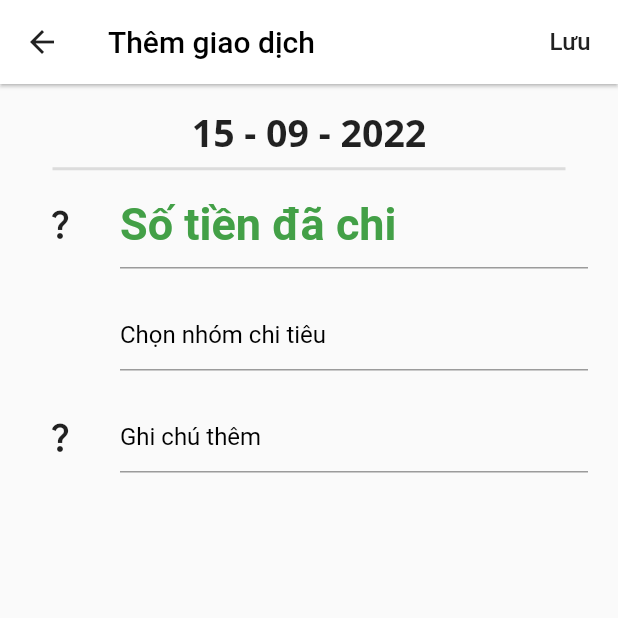
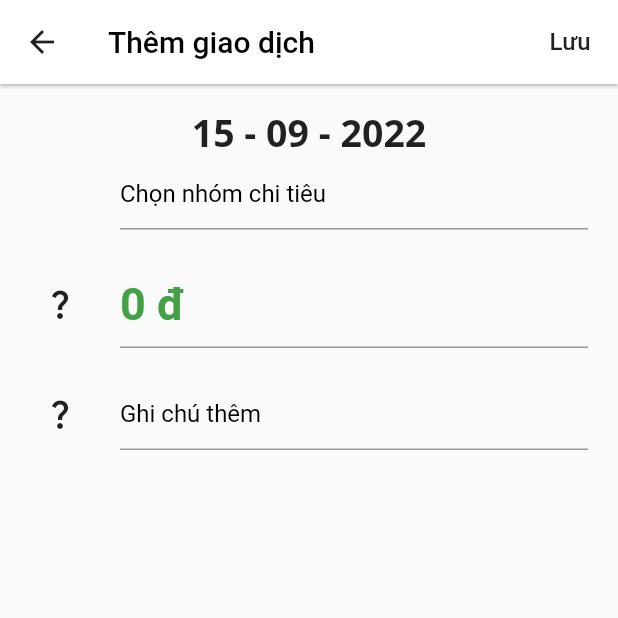
Before and after one commit to dvt-hung/spend_management, a Flutter app: the AddSpendingPage screen opened directly, on a phone screen of 412 x 824 dp, the top half of it. Run offline on Flutter 3.47's test engine with Material 2 defaults, Android fonts, the light colour scheme and no system bars; drawn by our look-alikes of cached_network_image; our stand-ins replace cloud_firestore, firebase_core, firebase_storage, flutter_spinkit, get, google_fonts and 2 more; accounts and stored records are empty; network calls fail.

Commit message:
switches branch

```diff
--- a/lib/main.dart
+++ b/lib/main.dart
@@ -1,12 +1,7 @@
 import 'package:firebase_core/firebase_core.dart';
 import 'package:flutter/material.dart';
 import 'package:get/get.dart';
-import 'package:spend_management/pages/add_spending/add_spending_page.dart';
-import 'package:spend_management/pages/dashbroad/dashbroad_page.dart';
-import 'package:spend_management/pages/home/home_page.dart';
 import 'package:spend_management/pages/splash/splash_page.dart';
-import 'package:spend_management/pages/types/types_page.dart';
-import 'package:spend_management/utils/app_colors.dart';
 
 import 'firebase_options.dart';
 
--- /dev/null
+++ b/lib/models/note_model.dart
@@ -0,0 +1,35 @@
+import 'package:spend_management/models/type_model.dart';
+
+class NoteModel {
+  String? idNote;
+  Map<String, dynamic>? type;
+  double? money;
+  DateTime? date;
+  String? note;
+
+  NoteModel({
+    this.idNote,
+    this.type,
+    this.money,
+    this.date,
+    this.note,
+  });
+
+  NoteModel.fromJon(dynamic json) {
+    idNote = json['idNote'] ?? '';
+    type = json['type'] ?? '';
+    money = json['money'] ?? '';
+    date = json['date'] ?? '';
+    note = json['note'] ?? '';
+  }
+
+  Map<String, dynamic> toJson() {
+    Map<String, dynamic> map = {};
+    map['idNote'] = idNote;
+    map['type'] = type;
+    map['money'] = money;
+    map['date'] = date;
+    map['note'] = note;
+    return map;
+  }
+}
--- a/lib/models/type_model.dart
+++ b/lib/models/type_model.dart
@@ -2,13 +2,15 @@ class TypeModel {
   String? idType;
   String? urlType;
   String? contentType;
+  String? groupType;
 
-  TypeModel({this.idType, this.urlType, this.contentType});
+  TypeModel({this.idType, this.urlType, this.contentType, this.groupType});
 
   TypeModel.fromJson(dynamic json) {
     idType = json['idType'] ?? '';
     urlType = json['urlType'] ?? '';
     contentType = json['contentType'] ?? '';
+    groupType = json['groupType'] ?? '';
   }
 
   Map<String, dynamic> toJson() {
@@ -16,6 +18,7 @@ class TypeModel {
     map['idType'] = idType;
     map['urlType'] = urlType;
     map['contentType'] = contentType;
+    map['groupType'] = groupType;
     return map;
   }
 }
--- a/lib/pages/add_spending/add_spending_page.dart
+++ b/lib/pages/add_spending/add_spending_page.dart
@@ -1,10 +1,16 @@
+import 'package:cloud_firestore/cloud_firestore.dart';
 import 'package:flutter/material.dart';
 import 'package:get/get.dart';
 import 'package:spend_management/components/input_component.dart';
+import 'package:spend_management/models/note_model.dart';
+import 'package:spend_management/models/type_model.dart';
 import 'package:spend_management/pages/add_spending/add_spending_controller.dart';
-import 'package:spend_management/pages/dashbroad/dashbroad_page.dart';
+import 'package:spend_management/pages/dashboard/dashbroad_page.dart';
+
 import 'package:spend_management/pages/types/types_page.dart';
+import 'package:spend_management/services/api_services.dart';
 import 'package:spend_management/utils/app_colors.dart';
+import 'package:spend_management/utils/app_dialogs.dart';
 import 'package:spend_management/utils/app_styles.dart';
 import 'package:spend_management/utils/app_urls.dart';
 import 'package:spend_management/utils/utils.dart';
@@ -16,6 +22,7 @@ class AddSpendingPage extends StatelessWidget {
       Get.put(AddSpendingController());
 
   TextEditingController moneyTextController = TextEditingController();
+  TextEditingController noteTextController = TextEditingController();
   @override
   Widget build(BuildContext context) {
     return Scaffold(
@@ -28,7 +35,7 @@ class AddSpendingPage extends StatelessWidget {
           backgroundColor: AppColors.whiteColor,
           leading: IconButton(
             onPressed: () {
-              Get.offAll(() => DashBroadPage());
+              Get.offAll(() => DashBoardPage());
             },
             icon: const Icon(
               Icons.arrow_back,
@@ -37,7 +44,11 @@ class AddSpendingPage extends StatelessWidget {
           ),
           actions: [
             TextButton(
-                onPressed: () {},
+                onPressed: () {
+                  double money = double.parse(moneyTextController.text);
+                  String note = noteTextController.text;
+                  addSpendingController.addNote(money, note);
+                },
                 child: const Text(
                   "Lưu",
                   style: TextStyle(
@@ -49,7 +60,10 @@ class AddSpendingPage extends StatelessWidget {
         ),
         body: Padding(
           padding: const EdgeInsets.symmetric(horizontal: 20.0, vertical: 15.0),
-          child: Column(
+          child: GetBuilder<AddSpendingController>(
+            id: 'updateType',
+            builder: (_) {
+              return Column(
                 children: [
                   Text(
                     Utils.getStringToDay(),
@@ -58,28 +72,33 @@ class AddSpendingPage extends StatelessWidget {
                       fontWeight: FontWeight.bold,
                     ),
                   ),
-              const Divider(
-                height: 15,
-                thickness: 2.0,
-                indent: 15.0,
-                endIndent: 15.0,
-              ),
-              Input_Component(
-                iconInput: AppUrls.urlIconMoney,
-                hinText: "Số tiền đã chi",
-                colorHintTextInput: AppColors.greenColor,
-                colorTextInput: AppColors.greenColor,
-                fontWeightHintTextInput: FontWeight.bold,
-                fontSizeTextInput: 30,
-                fontSizeHintTextInput: 30,
-                textInputType: TextInputType.number,
-              ),
+                  inputType(),
                   const SizedBox(
                     height: 20,
                   ),
-              GetBuilder<AddSpendingController>(
-                  id: 'updateType',
-                  builder: (_) {
+                  inputMoney(),
+                  const SizedBox(
+                    height: 20,
+                  ),
+                  inputNote(),
+                ],
+              );
+            },
+          ),
+        ));
+  }
+
+  Input_Component inputNote() {
+    return Input_Component(
+      controller: noteTextController,
+      iconInput: AppUrls.urlIconNote,
+      hinText: "Ghi chú thêm",
+      colorHintTextInput: Colors.black,
+      maxLine: 1,
+    );
+  }
+
+  Input_Component inputType() {
     return Input_Component(
       readOnly: true,
       hinText: addSpendingController.type.contentType == null
@@ -90,18 +109,20 @@ class AddSpendingPage extends StatelessWidget {
         Get.to(() => TypesPage());
       },
     );
-                  }),
-              const SizedBox(
-                height: 20,
-              ),
-              Input_Component(
-                iconInput: AppUrls.urlIconNote,
-                hinText: "Ghi chú thêm",
-                colorHintTextInput: Colors.black,
-                maxLine: 1,
-              ),
-            ],
-          ),
-        ));
+  }
+
+  Input_Component inputMoney() {
+    return Input_Component(
+      controller: moneyTextController,
+      iconInput: AppUrls.urlIconMoney,
+      hinText: "0 đ",
+      // Nếu là khoản thu thì text color = Green | chi tiêu thì text color = Red
+      colorHintTextInput: AppColors.greenColor,
+      colorTextInput: AppColors.greenColor,
+      fontWeightHintTextInput: FontWeight.bold,
+      fontSizeTextInput: 30,
+      fontSizeHintTextInput: 30,
+      textInputType: TextInputType.number,
+    );
   }
 }
--- a/lib/pages/dashbroad/dashbroad_controller.dart
+++ b/lib/pages/dashboard/dashbroad_controller.dart
@@ -1,6 +1,6 @@
 import 'package:get/get.dart';
 
-class DashBroadController extends GetxController {
+class DashBoardController extends GetxController {
   int currentPage = 0;
 
   void changePage(int index) {
--- a/lib/pages/splash/splash_page.dart
+++ b/lib/pages/splash/splash_page.dart
@@ -1,12 +1,14 @@
 import 'package:flutter/material.dart';
 import 'package:intl/intl.dart';
 import 'package:lottie/lottie.dart';
-import 'package:spend_management/pages/dashbroad/dashbroad_page.dart';
+
 import 'package:spend_management/pages/home/home_page.dart';
 import 'package:spend_management/utils/app_colors.dart';
 import 'package:get/get.dart';
 import 'package:flutter_spinkit/flutter_spinkit.dart';
 import 'package:spend_management/utils/utils.dart';
+
+import '../dashboard/dashbroad_page.dart';
 
 class SplashPage extends StatefulWidget {
   const SplashPage({Key? key}) : super(key: key);
@@ -22,7 +24,7 @@ class _SplashPageState extends State<SplashPage> {
     super.initState();
     Future.delayed(
       const Duration(seconds: 3),
-      () => Get.off(() => DashBroadPage()),
+      () => Get.off(() => DashBoardPage()),
     );
   }
 
--- a/lib/utils/app_dialogs.dart
+++ b/lib/utils/app_dialogs.dart
@@ -1,7 +1,13 @@
 import 'package:flutter/material.dart';
+import 'package:get/get.dart';
 import 'package:spend_management/utils/app_colors.dart';
 
 class AppDialogs {
+  static showSnackBar(String title, String message, SnackPosition position) {
+    Get.snackbar(title, message,
+        backgroundColor: AppColors.whiteColor, snackPosition: position);
+  }
+
   static AlertDialog alertDialogProgress = AlertDialog(
     backgroundColor: Colors.transparent,
     elevation: 0,
--- a/lib/utils/utils.dart
+++ b/lib/utils/utils.dart
@@ -2,8 +2,11 @@ import 'dart:io';
 
 import 'package:image_picker/image_picker.dart';
 import 'package:intl/intl.dart';
+import 'package:spend_management/models/type_model.dart';
 
 class Utils {
+  static double totalMoney = 0.0;
+
   static DateTime today = DateTime.now();
 
   static String getStringToDay() {
@@ -25,4 +28,7 @@ class Utils {
     final pick = await ImagePicker().pickImage(source: ImageSource.gallery);
     return File(pick!.path);
   }
+
+// <----- List spend or income ---->
+  static final groupType = ['Khoản thu', 'Chi tiêu'];
 }
```
Also changed, not shown: lib/components/group_type_component.dart (added, +41 -0 lines), lib/components/item_type_component.dart (+5 -5 lines), lib/pages/add_spending/add_spending_controller.dart (+31 -0 lines), lib/pages/dashboard/dashbroad_page.dart (renamed from lib/pages/dashbroad/dashbroad_page.dart, +7 -6 lines), lib/pages/home/home_controller.dart (+21 -0 lines), lib/pages/home/home_page.dart (+10 -3 lines), lib/pages/types/type_controller.dart (+59 -15 lines), lib/pages/types/types_page.dart (+27 -14 lines), lib/services/api_services.dart (+43 -16 lines). Lines whose indentation alone changed are shown as unchanged.
